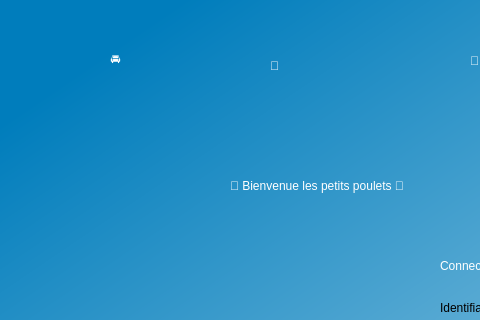
Qt form view/login.ui (PierreChal/projet_info_loc) before a commit; both pictures show x 0 to 480 and y 0 to 320 of the 1200 by 800 pixel window.
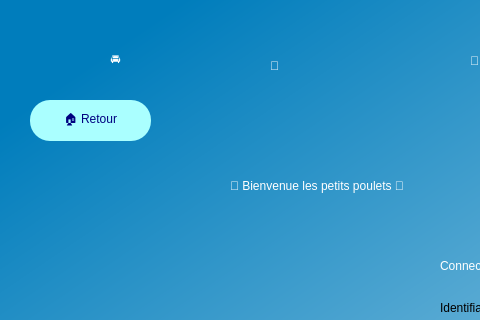
The same form after that commit.

Commit message: j ai rajoute un bouton qui permet de revenir en arriere et j ai cree la page admin pour visualiser les donnees plutôt depuis celle la car les clients sont concernes que pas les dispo non?

```diff
--- a/view/login.ui
+++ b/view/login.ui
@@ -388,6 +388,25 @@
      <string/>
     </property>
    </widget>
+   <widget class="QPushButton" name="back_to_home">
+    <property name="geometry">
+     <rect>
+      <x>40</x>
+      <y>100</y>
+      <width>121</width>
+      <height>41</height>
+     </rect>
+    </property>
+    <property name="styleSheet">
+     <string notr="true">border-radius:20px; 
+color: rgb(0, 0, 127);
+font: 14pt &quot;MS Shell Dlg 2&quot;;
+background-color: rgb(170, 255, 255);</string>
+    </property>
+    <property name="text">
+     <string>🏠 Retour</string>
+    </property>
+   </widget>
   </widget>
  </widget>
  <resources/>
```
The commit also changes 2 other files.
